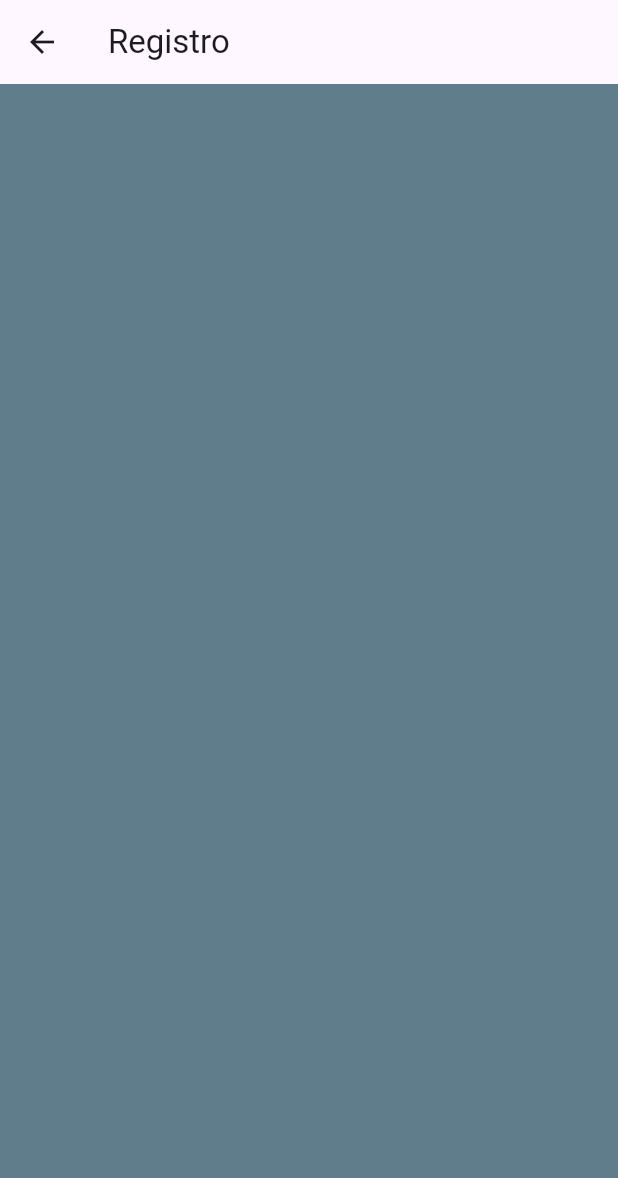
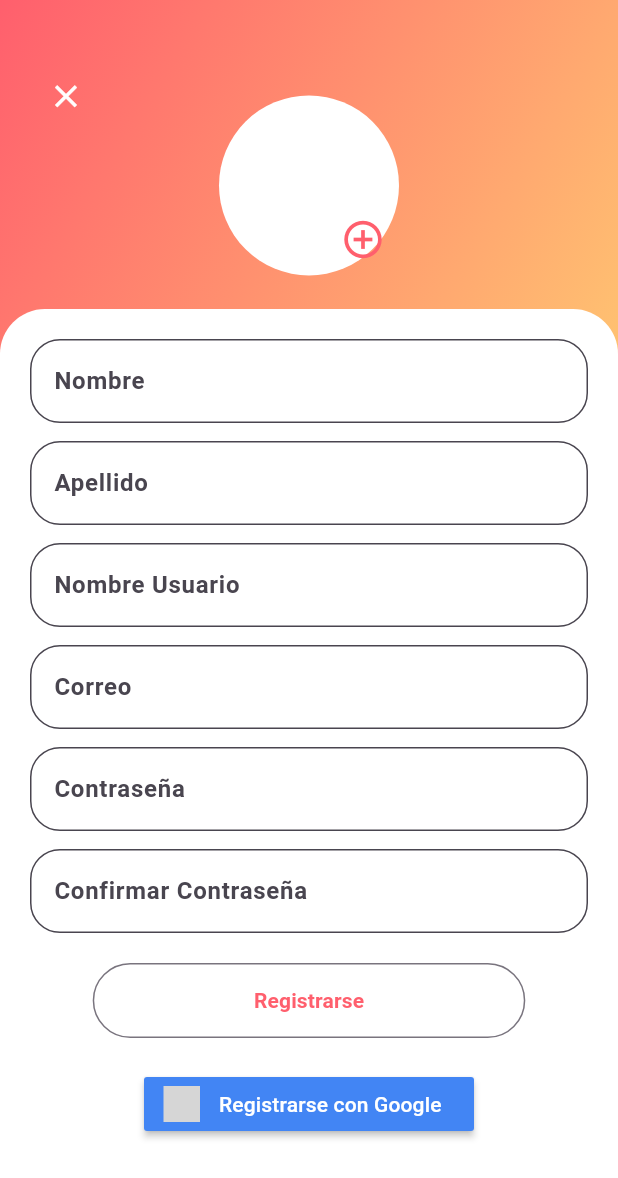
Before and after one commit to AndreaJVB/Proyecto_IS513, a Flutter app: the RegistroPage screen opened by its route, on a phone screen of 412 x 824 dp. Shown: the top 1178 px of the screen. Run offline on Flutter 3.47's test engine with Material 3 defaults, Android fonts, the phone set to English and light mode, and no system bars; our stand-ins replace firebase_auth, firebase_core, flutter_signin_button, get; accounts and stored records are empty; grey boxes are pictures that could not be loaded.

Commit message:
Creacion de ventana de registro y perfil de usuario. Se inicio proceso de autenticacion

```diff
--- a/educode/lib/interfaces/pages/login_register/registro_page.dart
+++ b/educode/lib/interfaces/pages/login_register/registro_page.dart
@@ -1,16 +1,110 @@
+import 'package:educode/controllers/auth.dart';
+import 'package:educode/interfaces/pages/login_register/widgets/icono_cerrar.dart';
+import 'package:educode/interfaces/widgets/circle_avatar.dart';
 import 'package:flutter/material.dart';
-import 'package:flutter/widgets.dart';
+import 'package:educode/interfaces/pages/login_register/widgets/botonesLRI_custom.dart';
+import 'package:educode/interfaces/pages/login_register/widgets/screen_theme.dart';
+import 'package:educode/interfaces/widgets/custom_textFormField.dart';
+import 'package:flutter_signin_button/flutter_signin_button.dart';
 
-class RegistroPage extends StatelessWidget{
-  const RegistroPage({super.key});
+class RegistroPage extends StatelessWidget {
+  RegistroPage({super.key});
+
+  //Controllers
+  final nombreController = TextEditingController();
+  final apellidoController = TextEditingController();
+  final usuarioController = TextEditingController();
+  final correoController = TextEditingController();
+  final passwordController = TextEditingController();
+  final confirmPassword = TextEditingController();
+
+  final GlobalKey<FormState> formkey = GlobalKey<FormState>();
+
+  final Auth createUsers = Auth();
 
   @override
   Widget build(BuildContext context) {
-    // TODO: implement build
+    //Variables
+    final screenP = ScreenProperty(context: context);
+
     return Scaffold(
-      appBar: AppBar(title: Text("Registro"),),
-      backgroundColor: Colors.blueGrey,
+      body: SingleChildScrollView(
+        child: Container(
+          height: screenP.altura,
+          child: Stack(
+            children: [
+              Container(
+                padding: EdgeInsets.all(10),
+                height: screenP.altura * 0.30,
+                decoration: const BoxDecoration(
+                  gradient: LinearGradient(
+                    colors: [Color(0xFFFF5F6D), Color(0xFFFFC371)],
+                    begin: Alignment.topLeft,
+                    end: Alignment.bottomRight,
+                  ),
+                ),
+                child: const Align(
+                  alignment: Alignment.center,
+                  child: CircleAvatarCustom(), //AVATAR
+                ),
+              ),
+              Align(
+                alignment: Alignment.bottomCenter,
+                child: Container(
+                  padding: EdgeInsets.all(20),
+                  height: screenP.altura * 0.75,
+                  decoration: BoxDecoration(
+                    color: Colors.white,
+                    borderRadius: BorderRadius.only(
+                      topLeft: Radius.circular(30),
+                      topRight: Radius.circular(30),
+                    ),
+                  ),
+                  child: SingleChildScrollView(
+                    child: Column(
+                      children: [
+                        Wrap(
+                          runSpacing: 12,
+                          children: [
+                            TextFormCustom(label: "Nombre", controller: nombreController),
+                            TextFormCustom(label: "Apellido", controller: apellidoController),
+                            TextFormCustom(label: "Nombre Usuario", controller: usuarioController),
+                            TextFormCustom(label: "Correo", controller: correoController, keyboardType: TextInputType.emailAddress),
+                            TextFormCustom(label: "Contraseña", controller: passwordController, obscureText: true),
+                            TextFormCustom(label: "Confirmar Contraseña", controller: confirmPassword, obscureText: true),
+                          ],
+                        ),
+                        SizedBox(height: 20),
+                        OutlinedButtomInicio(
+                          ancho: screenP.ancho * 0.7,
+                          texto: "Registrarse",
+                          funcion: () {
+                            createUsers.createUserWithEmailAndPassword(
+                              email: correoController.text,
+                               password: passwordController.text);
+
+                          },
+                          color: Colors.white,
+                          textStyle: TextStyle(color: Color(0xFFFF5F6D), fontWeight: FontWeight.bold),
+                          size: Size(screenP.ancho * 0.7, 50),
+                          elevation: 5,
+                        ),
+                        SizedBox(height: 20),
+                         SignInButton(
+                        Buttons.GoogleDark,
+                        text: "Registrarse con Google",
+                        onPressed: () {},
+                      ),
+                      ],
+                    ),
+                  ),
+                ),
+              ),
+              closeIcon()
+            ],
+          ),
+        ),
+      ),
     );
   }
-
 }
--- a/educode/lib/interfaces/pages/login_register/widgets/botonesLRI_custom.dart
+++ b/educode/lib/interfaces/pages/login_register/widgets/botonesLRI_custom.dart
@@ -9,6 +9,7 @@ class OutlinedButtomInicio extends StatelessWidget {
     this.color,
     this.size,
     this.textStyle,
+    this.elevation
   });
   final String texto;
   final  ancho;
@@ -16,13 +17,16 @@ class OutlinedButtomInicio extends StatelessWidget {
   final Size? size;
   final TextStyle? textStyle;
   final void Function() funcion;
+  final double? elevation;
 
   @override
   Widget build(BuildContext context) {
     return OutlinedButton(onPressed: funcion, child: Text(texto, style: textStyle,),
     style: ButtonStyle(
      fixedSize: WidgetStatePropertyAll(size),
-     backgroundColor: WidgetStatePropertyAll(color)
+     backgroundColor: WidgetStatePropertyAll(color),
+     elevation: WidgetStatePropertyAll(elevation),
+
      ),
      );
   }
--- /dev/null
+++ b/educode/lib/interfaces/pages/login_register/widgets/icono_cerrar.dart
@@ -0,0 +1,23 @@
+import 'package:flutter/material.dart';
+import 'package:get/get.dart';
+
+class closeIcon extends StatelessWidget {
+  const closeIcon({
+    super.key,
+  });
+
+  @override
+  Widget build(BuildContext context) {
+    return Positioned(
+      top: 40,
+      left: 20,
+      child: IconButton(
+        icon: const Icon(Icons.close,size: 25,),
+        onPressed: () {
+          Get.back();
+        },
+        color: const Color.fromARGB(255, 255, 253, 253),
+      ),
+    );
+  }
+}
--- /dev/null
+++ b/educode/lib/interfaces/widgets/circle_avatar.dart
@@ -0,0 +1,22 @@
+import 'package:flutter/material.dart';
+
+class CircleAvatarCustom extends StatelessWidget {
+  const CircleAvatarCustom({
+    super.key,
+  });
+
+  @override
+  Widget build(BuildContext context) {
+    return CircleAvatar(
+      radius: 60,
+      backgroundColor: Colors.white,
+      child: Align(
+        alignment: Alignment.bottomRight,
+        child: IconButton(
+          onPressed: () {},
+          icon: Icon(Icons.add_circle_outline, size: 30, color: Color(0xFFFF5F6D)),
+        ),
+      ),
+    );
+  }
+}
--- a/educode/lib/interfaces/widgets/custom_textFormField.dart
+++ b/educode/lib/interfaces/widgets/custom_textFormField.dart
@@ -1,7 +1,7 @@
 import 'package:flutter/material.dart';
 
-class CustomInputs extends StatelessWidget {
-  const CustomInputs({
+class TextFormCustom extends StatelessWidget {
+  const TextFormCustom({
     super.key,
     required this.label,
     required this.controller,
@@ -36,13 +36,14 @@ class CustomInputs extends StatelessWidget {
         labelStyle: const TextStyle(fontWeight: FontWeight.w600),
         hintStyle: const TextStyle(fontWeight: FontWeight.w600),
         counterStyle: const TextStyle(color: Color.fromARGB(255, 0, 0, 0)),
-        fillColor: Colors.white,
+        fillColor: const Color.fromARGB(200, 255, 255, 255),
         filled: true,
         hintText: hintText ?? 'Ingrese su $label',
         label: Text(label),
-        border: OutlineInputBorder(borderRadius: BorderRadius.circular(16)),
+        border: OutlineInputBorder(borderRadius: BorderRadius.circular(20)),
         suffixIcon: suffixIcon,
         prefixIcon: prefixIcon,
+        floatingLabelStyle: TextStyle(fontWeight: FontWeight.bold, fontSize: 20)
       ),
     );
   }
--- a/educode/lib/main.dart
+++ b/educode/lib/main.dart
@@ -1,6 +1,7 @@
 import 'package:educode/interfaces/pages/login_register/inicio.dart';
 import 'package:educode/interfaces/pages/login_register/login_page.dart';
 import 'package:educode/interfaces/pages/login_register/registro_page.dart';
+import 'package:educode/interfaces/pages/settings/account_page.dart';
 import 'package:flutter/material.dart';
 import 'package:firebase_core/firebase_core.dart';
 import 'package:get/get.dart';
@@ -26,7 +27,8 @@ class MyApp extends StatelessWidget{
       getPages: [
         GetPage(name: '/', page: () =>const Inicio(),),
         GetPage(name: '/login', page: ()=> LoginPage()),
-        GetPage(name: '/registro', page: ()=> const RegistroPage())
+        GetPage(name: '/registro', page: ()=> RegistroPage()),
+        GetPage(name: '/perfil', page: ()=> ProfilePage())
       ],
     );
   }
--- a/educode/pubspec.yaml
+++ b/educode/pubspec.yaml
@@ -38,6 +38,9 @@ dependencies:
   firebase_core: ^3.3.0
   get: ^4.6.6
   firebase_auth: ^5.1.3
+  flutter_signin_button: ^2.0.0
+  ionicons: ^0.2.2
+
 
 dev_dependencies:
   flutter_test:
```
Also changed, not shown: educode/lib/controllers/auth.dart (added, +48 -0 lines), educode/lib/interfaces/pages/login_register/login_page.dart (+36 -48 lines), educode/lib/interfaces/pages/settings/account_page.dart (added, +86 -0 lines), educode/lib/interfaces/pages/settings/setting_page.dart (added, +14 -0 lines), educode/lib/interfaces/widgets/custom_textField.dart (added, +30 -0 lines), educode/pubspec.lock.
